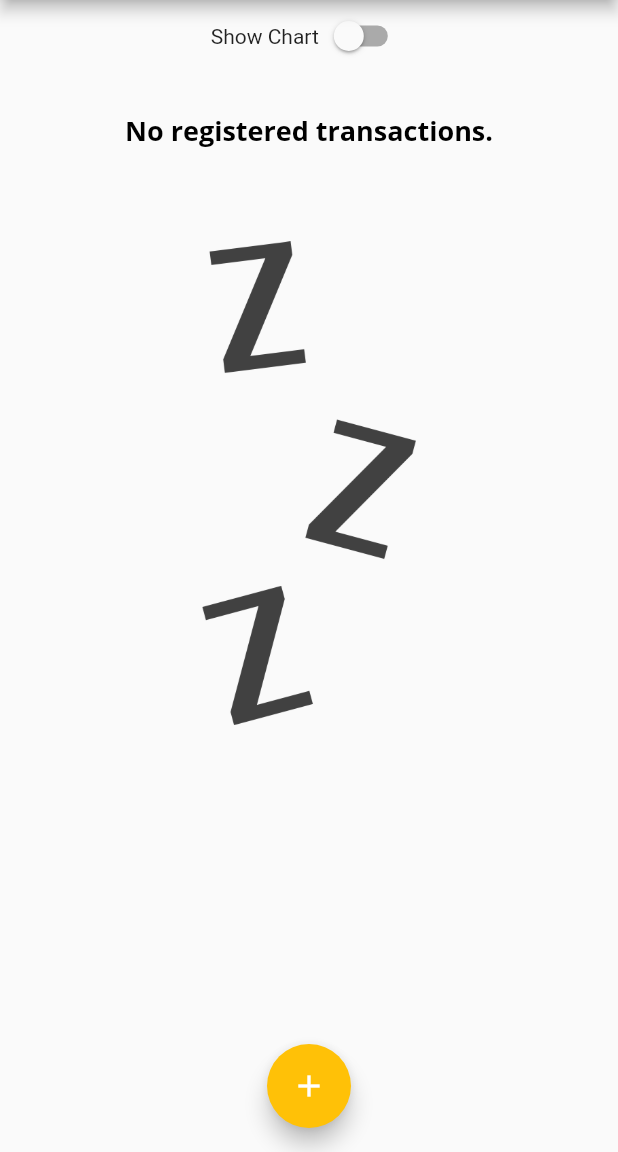
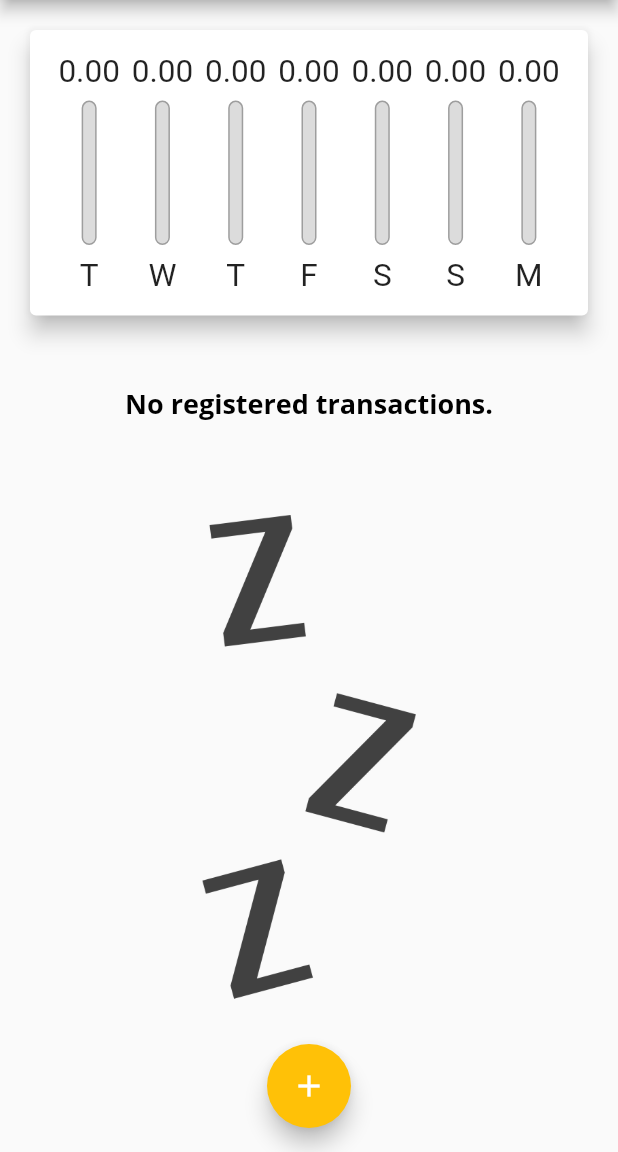
Before and after one commit to Carlxiso/Personnel-Costs, a Flutter app: the screen it shows after launch, on a phone screen of 412 x 824 dp, the part 84-1236 px from its top. Run offline on Flutter 3.47's test engine with Material 2 defaults, Android fonts, the phone set to English and light mode, and no system bars.

Commit message:
show and hide the toggle button

```diff
--- a/lib/main.dart
+++ b/lib/main.dart
@@ -105,6 +105,9 @@ class _MyHomePageState extends State<MyHomePage> {
 
   @override
   Widget build(BuildContext context) {
+    bool isLandscape =
+        MediaQuery.of(context).orientation == Orientation.landscape;
+
     final appBar = AppBar(
       title: const Text(
         'Personnel Costs',
@@ -131,6 +134,7 @@ class _MyHomePageState extends State<MyHomePage> {
           crossAxisAlignment: CrossAxisAlignment.start,
           //Column receive a set of elements (Example: children  element)
           children: <Widget>[
+            if (isLandscape)
               //Component Switch()
               Row(
                 mainAxisAlignment: MainAxisAlignment.center,
@@ -146,13 +150,13 @@ class _MyHomePageState extends State<MyHomePage> {
                   ),
                 ],
               ),
-            if (_showChart)
+            if (_showChart || !isLandscape)
               //Two components type Card
               Container(
-                height: availableHeight * 0.30,
+                height: availableHeight * (isLandscape ? 0.7 : 0.3),
                 child: Chart(_recentTransactions),
               ),
-            if (!_showChart)
+            if (!_showChart || !isLandscape)
               Container(
                 height: availableHeight * 0.70,
                 child: TransactionList(_transactions, _removeTransaction),
```
Also changed, not shown: 2 other files. Lines whose indentation alone changed are shown as unchanged.
